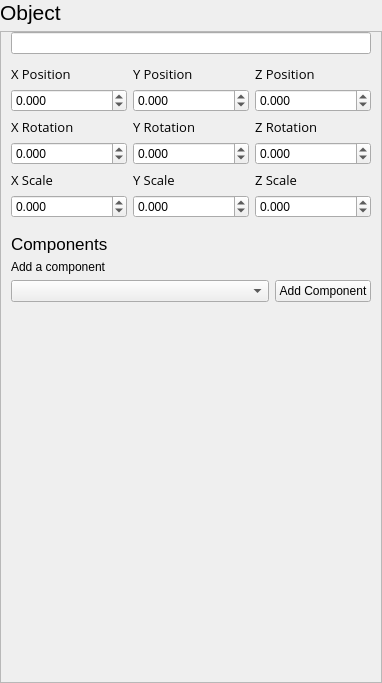
First picture: the form in nimble/resources/ui/entity_inspector.ui, repository MonliH/nimble-engine, before the edit.
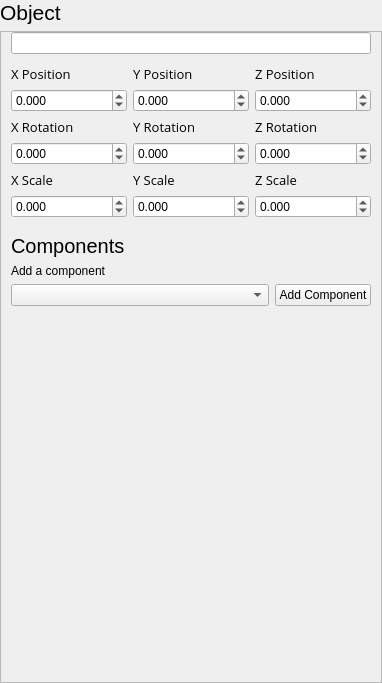
Second picture: the form after the edit.

```diff
--- a/nimble/resources/ui/entity_inspector.ui
+++ b/nimble/resources/ui/entity_inspector.ui
@@ -416,7 +416,7 @@
         <widget class="QLabel" name="component_label">
          <property name="font">
           <font>
-           <pointsize>13</pointsize>
+           <pointsize>15</pointsize>
            <weight>50</weight>
            <bold>false</bold>
           </font>
```
